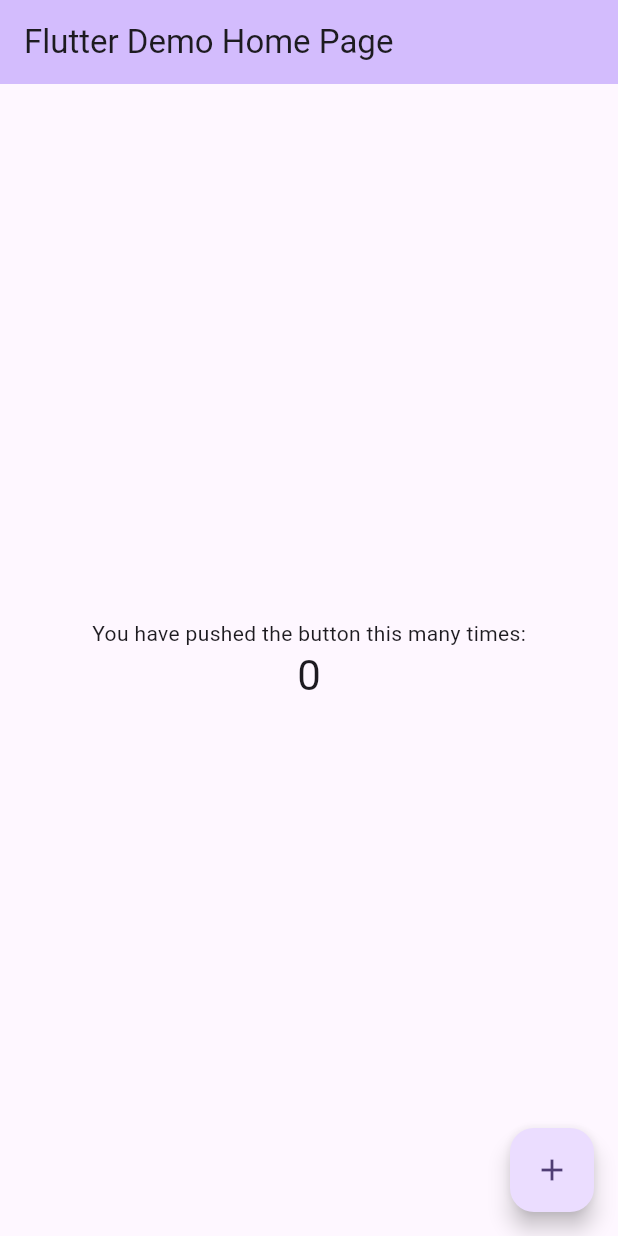
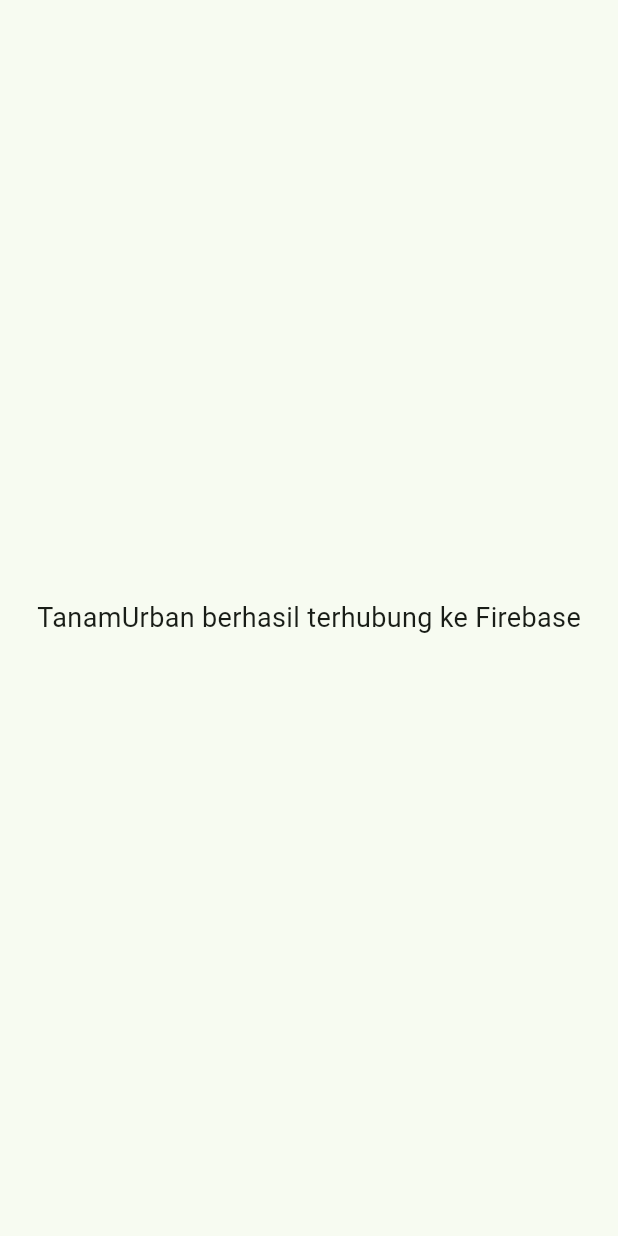
Before and after one commit to hermansawira2327240009/TanamUrban, a Flutter app: the screen it shows after launch, on a phone screen of 412 x 824 dp. Run offline on Flutter 3.47's test engine with Material 3 defaults, Android fonts, the phone set to English and light mode, and no system bars; our stand-ins replace firebase_core; accounts and stored records are empty.

Commit message:
penghubungan  firebase

```diff
--- a/proyek_tanam_urban/lib/main.dart
+++ b/proyek_tanam_urban/lib/main.dart
@@ -1,121 +1,38 @@
 import 'package:flutter/material.dart';
+import 'package:firebase_core/firebase_core.dart';
+import 'firebase_options.dart';
 
-void main() {
-  runApp(const MyApp());
+void main() async {
+  WidgetsFlutterBinding.ensureInitialized();
+
+  await Firebase.initializeApp(
+    options: DefaultFirebaseOptions.currentPlatform,
+  );
+
+  runApp(const TanamUrbanApp());
 }
 
-class MyApp extends StatelessWidget {
-  const MyApp({super.key});
+class TanamUrbanApp extends StatelessWidget {
+  const TanamUrbanApp({super.key});
 
-  // This widget is the root of your application.
   @override
   Widget build(BuildContext context) {
     return MaterialApp(
-      title: 'Flutter Demo',
+      title: 'TanamUrban',
+      debugShowCheckedModeBanner: false,
       theme: ThemeData(
-        // This is the theme of your application.
-        //
-        // TRY THIS: Try running your application with "flutter run". You'll see
-        // the application has a purple toolbar. Then, without quitting the app,
-        // try changing the seedColor in the colorScheme below to Colors.green
-        // and then invoke "hot reload" (save your changes or press the "hot
-        // reload" button in a Flutter-supported IDE, or press "r" if you used
-        // the command line to start the app).
-        //
-        // Notice that the counter didn't reset back to zero; the application
-        // state is not lost during the reload. To reset the state, use hot
-        // restart instead.
-        //
-        // This works for code too, not just values: Most code changes can be
-        // tested with just a hot reload.
-        colorScheme: .fromSeed(seedColor: Colors.deepPurple),
+        colorScheme: ColorScheme.fromSeed(
+          seedColor: Colors.green,
+        ),
+        useMaterial3: true,
       ),
-      home: const MyHomePage(title: 'Flutter Demo Home Page'),
-    );
-  }
-}
-
-class MyHomePage extends StatefulWidget {
-  const MyHomePage({super.key, required this.title});
-
-  // This widget is the home page of your application. It is stateful, meaning
-  // that it has a State object (defined below) that contains fields that affect
-  // how it looks.
-
-  // This class is the configuration for the state. It holds the values (in this
-  // case the title) provided by the parent (in this case the App widget) and
-  // used by the build method of the State. Fields in a Widget subclass are
-  // always marked "final".
-
-  final String title;
-
-  @override
-  State<MyHomePage> createState() => _MyHomePageState();
-}
-
-class _MyHomePageState extends State<MyHomePage> {
-  int _counter = 0;
-
-  void _incrementCounter() {
-    setState(() {
-      // This call to setState tells the Flutter framework that something has
-      // changed in this State, which causes it to rerun the build method below
-      // so that the display can reflect the updated values. If we changed
-      // _counter without calling setState(), then the build method would not be
-      // called again, and so nothing would appear to happen.
-      _counter++;
-    });
-  }
-
-  @override
-  Widget build(BuildContext context) {
-    // This method is rerun every time setState is called, for instance as done
-    // by the _incrementCounter method above.
-    //
-    // The Flutter framework has been optimized to make rerunning build methods
-    // fast, so that you can just rebuild anything that needs updating rather
-    // than having to individually change instances of widgets.
-    return Scaffold(
-      appBar: AppBar(
-        // TRY THIS: Try changing the color here to a specific color (to
-        // Colors.amber, perhaps?) and trigger a hot reload to see the AppBar
-        // change color while the other colors stay the same.
-        backgroundColor: Theme.of(context).colorScheme.inversePrimary,
-        // Here we take the value from the MyHomePage object that was created by
-        // the App.build method, and use it to set our appbar title.
-        title: Text(widget.title),
-      ),
-      body: Center(
-        // Center is a layout widget. It takes a single child and positions it
-        // in the middle of the parent.
-        child: Column(
-          // Column is also a layout widget. It takes a list of children and
-          // arranges them vertically. By default, it sizes itself to fit its
-          // children horizontally, and tries to be as tall as its parent.
-          //
-          // Column has various properties to control how it sizes itself and
-          // how it positions its children. Here we use mainAxisAlignment to
-          // center the children vertically; the main axis here is the vertical
-          // axis because Columns are vertical (the cross axis would be
-          // horizontal).
-          //
-          // TRY THIS: Invoke "debug painting" (choose the "Toggle Debug Paint"
-          // action in the IDE, or press "p" in the console), to see the
-          // wireframe for each widget.
-          mainAxisAlignment: .center,
-          children: [
-            const Text('You have pushed the button this many times:'),
-            Text(
-              '$_counter',
-              style: Theme.of(context).textTheme.headlineMedium,
-            ),
-          ],
+      home: const Scaffold(
+        body: Center(
+          child: Text(
+            'TanamUrban berhasil terhubung ke Firebase',
+            style: TextStyle(fontSize: 18),
+          ),
         ),
-      ),
-      floatingActionButton: FloatingActionButton(
-        onPressed: _incrementCounter,
-        tooltip: 'Increment',
-        child: const Icon(Icons.add),
       ),
     );
   }
```
Also changed, not shown: proyek_tanam_urban/pubspec.yaml (+9 -0 lines), proyek_tanam_urban/lib/firebase_options.dart, proyek_tanam_urban/pubspec.lock, 6 other files.
